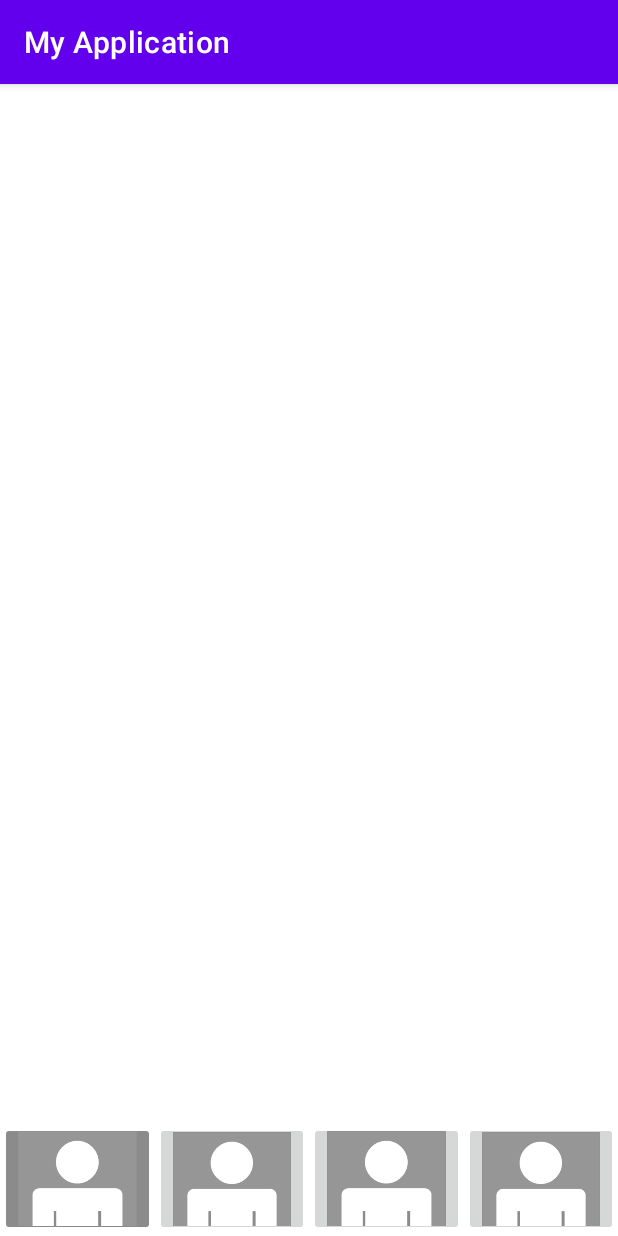
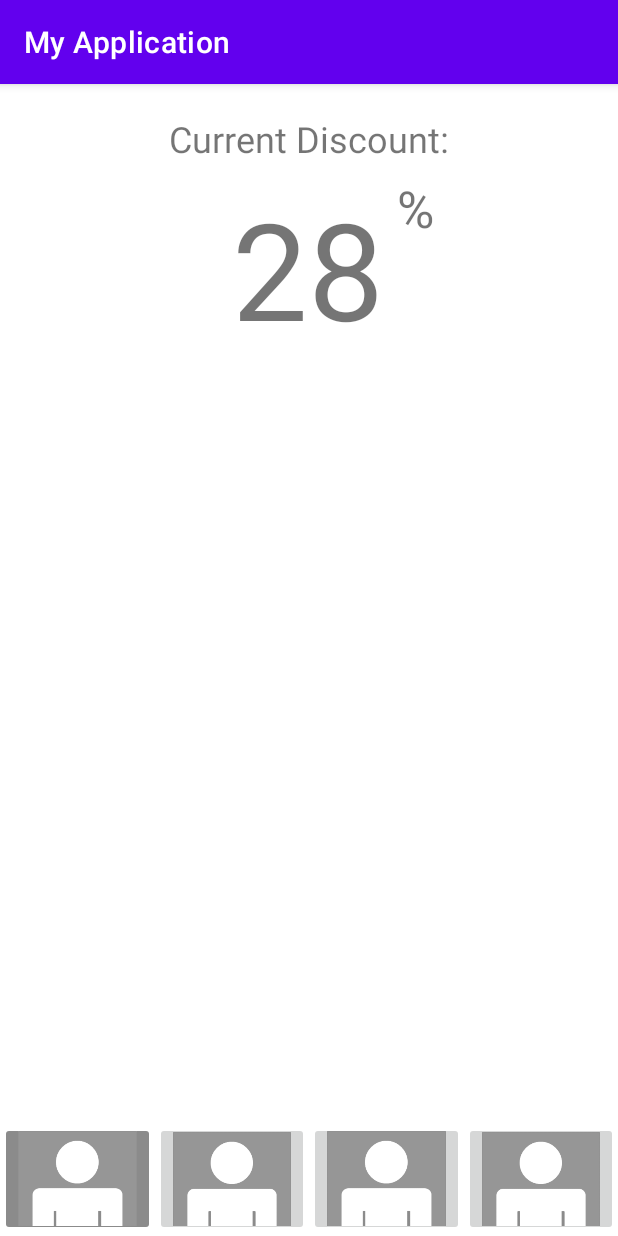
Before and after one commit to WillowArk/HealthyHabits, an Android app: the screen it shows after launch (MainActivity), on a phone screen of 412 x 824 dp. Run offline under Robolectric (Android 15) with nearby library versions, the phone set to English and light mode, and no system bars.

Commit message:
Update activity_main.xml

```diff
--- a/app/src/main/res/layout/activity_main.xml
+++ b/app/src/main/res/layout/activity_main.xml
@@ -60,4 +60,44 @@
         app:layout_constraintStart_toEndOf="@+id/imageButton9"
         app:srcCompat="@drawable/home_icon" />
 
+    <TextView
+        android:id="@+id/textView2"
+        android:layout_width="103dp"
+        android:layout_height="125dp"
+        android:layout_marginStart="100dp"
+        android:layout_marginTop="10dp"
+        android:layout_marginEnd="100dp"
+        android:text="28"
+        android:textSize="90sp"
+        app:layout_constraintEnd_toEndOf="parent"
+        app:layout_constraintHorizontal_bias="0.5"
+        app:layout_constraintStart_toStartOf="parent"
+        app:layout_constraintTop_toBottomOf="@+id/textView3" />
+
+    <TextView
+        android:id="@+id/textView3"
+        android:layout_width="wrap_content"
+        android:layout_height="wrap_content"
+        android:layout_marginStart="50dp"
+        android:layout_marginTop="20dp"
+        android:layout_marginEnd="50dp"
+        android:text="Current Discount:"
+        android:textSize="24sp"
+        app:layout_constraintBottom_toTopOf="@+id/textView2"
+        app:layout_constraintEnd_toEndOf="parent"
+        app:layout_constraintHorizontal_bias="0.5"
+        app:layout_constraintStart_toStartOf="parent"
+        app:layout_constraintTop_toTopOf="parent" />
+
+    <TextView
+        android:id="@+id/textView4"
+        android:layout_width="25dp"
+        android:layout_height="120dp"
+        android:layout_marginStart="110dp"
+        android:layout_marginTop="40dp"
+        android:text="%"
+        android:textSize="34sp"
+        app:layout_constraintStart_toStartOf="@+id/textView2"
+        app:layout_constraintTop_toTopOf="@+id/textView3" />
+
 </androidx.constraintlayout.widget.ConstraintLayout>
```
